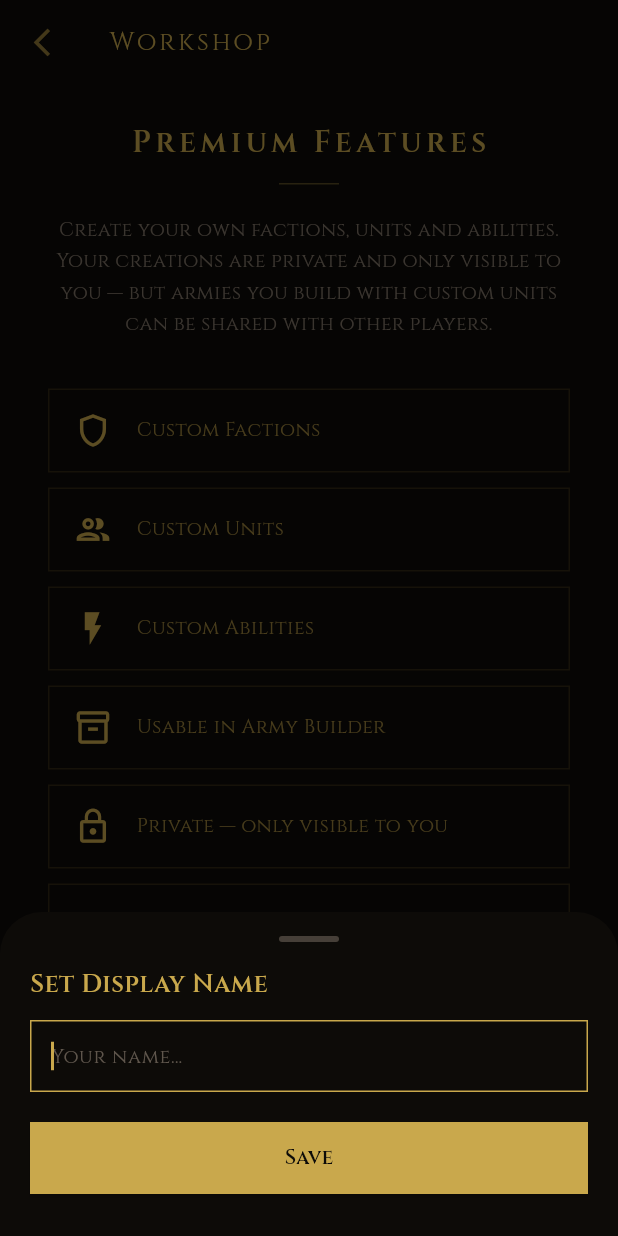
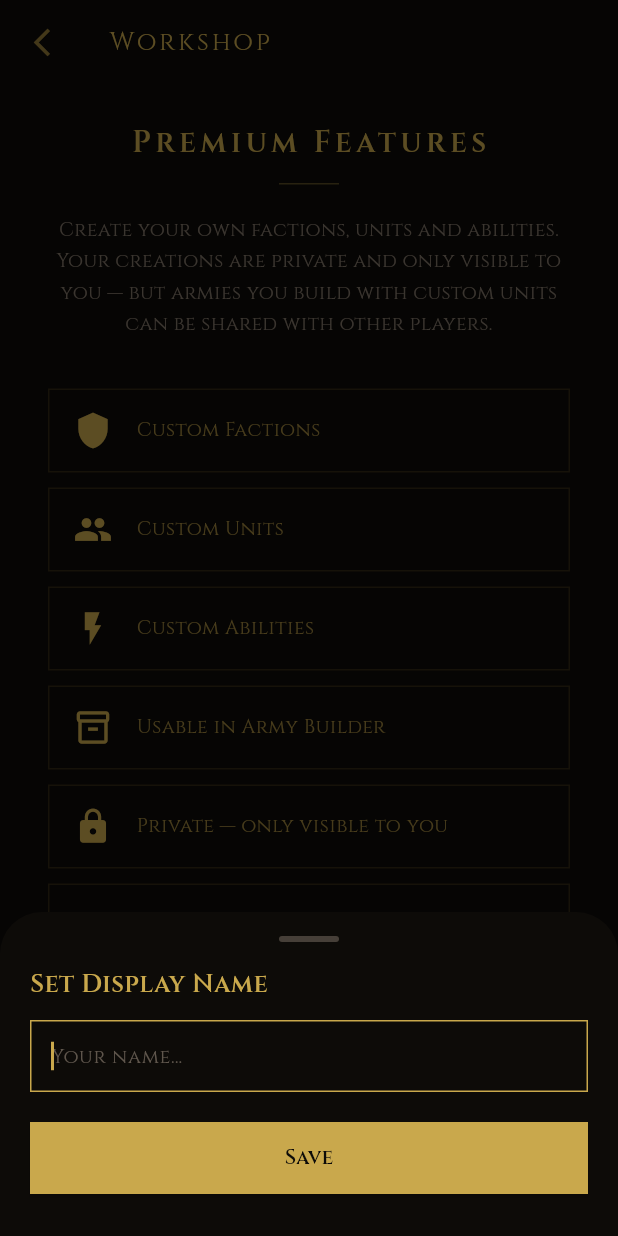
Before and after one commit to AbrahamB24/Aetherra, a Flutter app: the MyFactionsScreen screen opened directly, scrolled down 95 dp, on a phone screen of 412 x 824 dp. Run offline on Flutter 3.47's test engine with Material 3 defaults, Android fonts, the phone set to English and light mode, and no system bars; our stand-ins replace flutter_svg, google_fonts, image_picker, pdf, printing, share_plus and 2 more; missing offline and left inert: dart:js_interop, pdfx; accounts and stored records are empty; project files that could hold a hidden picture were left out.

Commit message:
Use filled icons for Factions, Units and Lock in Workshop paywall
Co-Authored-By: Claude Sonnet 4.6 <noreply@anthropic.com>

```diff
--- a/lib/screens/my_factions_screen.dart
+++ b/lib/screens/my_factions_screen.dart
@@ -283,10 +283,10 @@ class _MyFactionsScreenState extends State<MyFactionsScreen>
                 color: grey.withValues(alpha: 0.7),
                 fontSize: 13, height: 1.6)),
             const SizedBox(height: 32),
-            const _PremiumFeature(icon: Icons.shield_outlined,
+            const _PremiumFeature(icon: Icons.shield,
               label: 'Custom Factions'),
             const SizedBox(height: 10),
-            const _PremiumFeature(icon: Icons.group_outlined,
+            const _PremiumFeature(icon: Icons.group,
               label: 'Custom Units'),
             const SizedBox(height: 10),
             const _PremiumFeature(icon: Icons.flash_on_outlined,
@@ -295,7 +295,7 @@ class _MyFactionsScreenState extends State<MyFactionsScreen>
             const _PremiumFeature(icon: Icons.inventory_2_outlined,
               label: 'Usable in Army Builder'),
             const SizedBox(height: 10),
-            const _PremiumFeature(icon: Icons.lock_outline,
+            const _PremiumFeature(icon: Icons.lock,
               label: 'Private — only visible to you'),
             const SizedBox(height: 10),
             const _PremiumFeature(icon: Icons.share_outlined,
```
